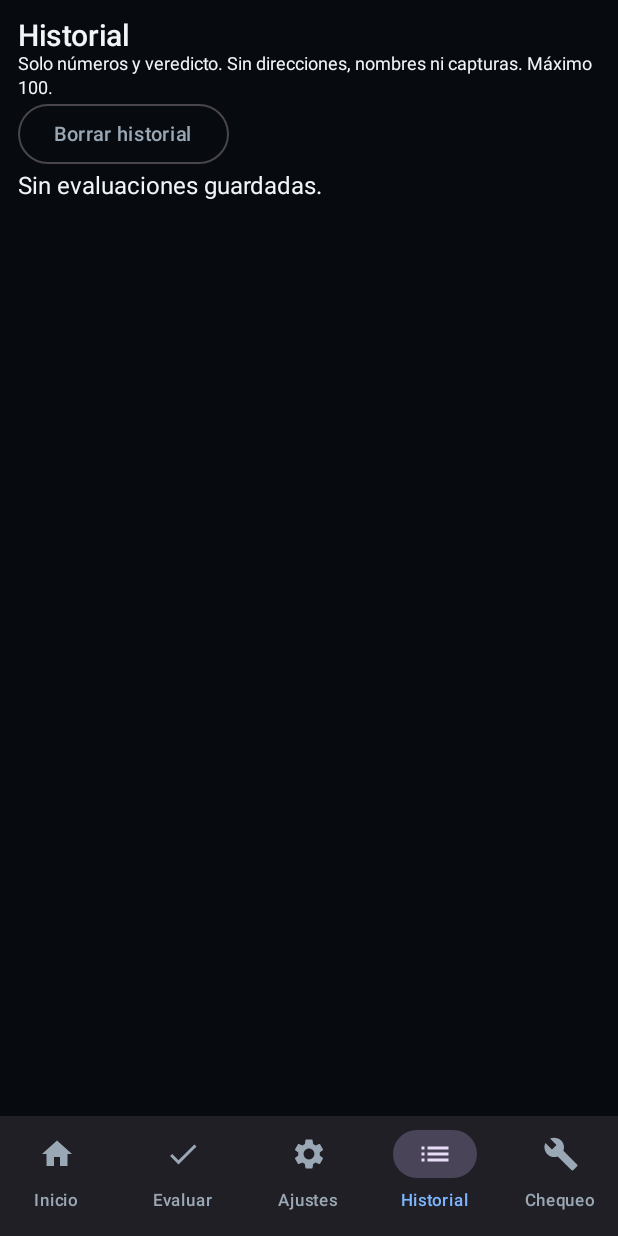
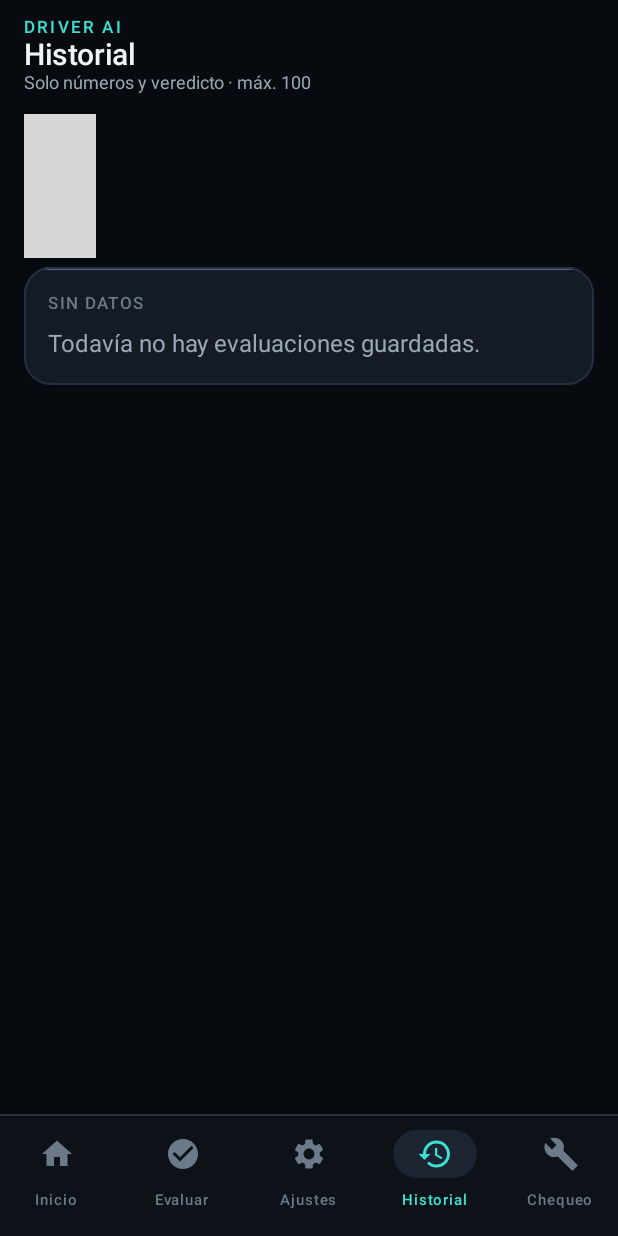
Before and after one commit to AlanGalarzaStanley/driverai-bridge, an Android app built with Jetpack Compose: the screen it shows after launch (MainActivity), item 4 of the bottom bar chosen, on a phone screen of 412 x 824 dp. Run offline under Robolectric (Android 15) with nearby library versions, the phone set to English and light mode, and no system bars; 2 statements that could not run were skipped; grey boxes are pictures that could not be loaded.

Commit message:
ui: aplicar Cockpit a MainActivity, Historial, Evaluar, Ajustes y Chequeo

```diff
--- a/app/src/main/java/ar/driverai/bridge/ui/HistoryScreen.kt
+++ b/app/src/main/java/ar/driverai/bridge/ui/HistoryScreen.kt
@@ -1,19 +1,20 @@
 package ar.driverai.bridge.ui
 
+import androidx.compose.foundation.layout.Arrangement
 import androidx.compose.foundation.layout.Column
+import androidx.compose.foundation.layout.Row
 import androidx.compose.foundation.layout.fillMaxSize
-import androidx.compose.foundation.layout.padding
+import androidx.compose.foundation.layout.fillMaxWidth
 import androidx.compose.foundation.lazy.LazyColumn
 import androidx.compose.foundation.lazy.items
 import androidx.compose.material3.MaterialTheme
-import androidx.compose.material3.OutlinedButton
 import androidx.compose.material3.Text
 import androidx.compose.runtime.Composable
 import androidx.compose.runtime.collectAsState
 import androidx.compose.runtime.getValue
 import androidx.compose.runtime.rememberCoroutineScope
 import androidx.compose.ui.Modifier
-import androidx.compose.ui.unit.dp
+import androidx.compose.ui.text.font.FontWeight
 import ar.driverai.bridge.DriverAiApp
 import ar.driverai.bridge.engine.Fmt
 import ar.driverai.bridge.engine.Verdict
@@ -28,20 +29,45 @@ fun HistoryScreen() {
     val scope = rememberCoroutineScope()
     val items by g.historyRepo.entries.collectAsState(initial = emptyList())
     val df = SimpleDateFormat("dd/MM HH:mm", Locale("es", "AR"))
-    Column(Modifier.fillMaxSize().padding(12.dp)) {
-        Text("Historial", style = MaterialTheme.typography.titleLarge)
-        Text("Solo números y veredicto. Sin direcciones, nombres ni capturas. Máximo 100.", style = MaterialTheme.typography.bodySmall)
-        OutlinedButton(onClick = { scope.launch { g.historyRepo.clear() } }) { Text("Borrar historial") }
-        if (items.isEmpty()) Text("Sin evaluaciones guardadas.")
-        LazyColumn {
-            items(items, key = { it.at }) { e ->
-                val v = runCatching { Verdict.valueOf(e.verdict) }.getOrDefault(Verdict.REVISAR)
-                Section("${df.format(Date(e.at))} · ${v.label}${if (e.taken) " · tomado" else ""}") {
-                    Text("${e.fare?.let { Fmt.ars(it) } ?: "—"} · ${e.totalKm?.let { Fmt.num(it) } ?: "—"} km · ${e.totalMin?.let { Fmt.num(it, 0) } ?: "—"} min")
-                    Text("${e.grossPerKm?.let { Fmt.ars(it) + "/km" } ?: "—"} · ${e.grossPerHour?.let { Fmt.ars(it) + "/h" } ?: "—"} · fuente ${e.source.name.lowercase()}", color = verdictColor(v))
-                    OutlinedButton(onClick = { scope.launch { g.historyRepo.markTaken(e.at, !e.taken) } }) { Text(if (e.taken) "Desmarcar tomado" else "Marcar tomado") }
+
+    ScreenScaffold(
+        title = "Historial",
+        subtitle = "Solo números y veredicto · máx. 100",
+    ) {
+        GhostCta("Borrar historial") { scope.launch { g.historyRepo.clear() } }
+        VSpace(10.dp)
+        if (items.isEmpty()) {
+            Section("Sin datos", accent = DriverColors.InkFaint) {
+                Text("Todavía no hay evaluaciones guardadas.", color = DriverColors.InkDim)
+            }
+        } else {
+            LazyColumn(Modifier.fillMaxSize(), verticalArrangement = Arrangement.spacedBy(0.dp)) {
+                items(items, key = { it.at }) { e ->
+                    val v = runCatching { Verdict.valueOf(e.verdict) }.getOrDefault(Verdict.REVISAR)
+                    Section("${df.format(Date(e.at))}${if (e.taken) " · TOMADO" else ""}", accent = verdictColor(v)) {
+                        Text(v.label, color = verdictColor(v), style = MaterialTheme.typography.titleMedium, fontWeight = FontWeight.Bold)
+                        VSpace(6.dp)
+                        Row(Modifier.fillMaxWidth(), horizontalArrangement = Arrangement.spacedBy(8.dp)) {
+                            MetricTile("Tarifa", e.fare?.let { Fmt.ars(it) } ?: "—", Modifier.weight(1f))
+                            MetricTile("Km", e.totalKm?.let { Fmt.num(it) } ?: "—", Modifier.weight(1f))
+                            MetricTile("Min", e.totalMin?.let { Fmt.num(it, 0) } ?: "—", Modifier.weight(1f))
+                        }
+                        VSpace(8.dp)
+                        Text(
+                            "${e.grossPerKm?.let { Fmt.ars(it) + "/km" } ?: "—"} · ${e.grossPerHour?.let { Fmt.ars(it) + "/h" } ?: "—"} · ${e.source.name.lowercase()}",
+                            style = MaterialTheme.typography.bodySmall,
+                            color = DriverColors.InkDim,
+                        )
+                        VSpace(8.dp)
+                        GhostCta(if (e.taken) "Desmarcar tomado" else "Marcar tomado") {
+                            scope.launch { g.historyRepo.markTaken(e.at, !e.taken) }
+                        }
+                    }
                 }
             }
         }
     }
 }
+
+// local import alias for dp in History
+private val Int.dp get() = androidx.compose.ui.unit.dp * this
--- a/app/src/main/java/ar/driverai/bridge/ui/MainActivity.kt
+++ b/app/src/main/java/ar/driverai/bridge/ui/MainActivity.kt
@@ -5,18 +5,23 @@ import android.os.Bundle
 import androidx.activity.ComponentActivity
 import androidx.activity.compose.setContent
 import androidx.activity.enableEdgeToEdge
+import androidx.compose.foundation.background
 import androidx.compose.foundation.layout.Box
+import androidx.compose.foundation.layout.Column
 import androidx.compose.foundation.layout.fillMaxSize
+import androidx.compose.foundation.layout.fillMaxWidth
+import androidx.compose.foundation.layout.height
 import androidx.compose.foundation.layout.padding
 import androidx.compose.material.icons.Icons
 import androidx.compose.material.icons.filled.Build
-import androidx.compose.material.icons.filled.Check
+import androidx.compose.material.icons.filled.CheckCircle
+import androidx.compose.material.icons.filled.History
 import androidx.compose.material.icons.filled.Home
-import androidx.compose.material.icons.filled.List
 import androidx.compose.material.icons.filled.Settings
 import androidx.compose.material3.Icon
 import androidx.compose.material3.NavigationBar
 import androidx.compose.material3.NavigationBarItem
+import androidx.compose.material3.NavigationBarItemDefaults
 import androidx.compose.material3.Scaffold
 import androidx.compose.material3.Text
 import androidx.compose.runtime.Composable
@@ -24,7 +29,10 @@ import androidx.compose.runtime.getValue
 import androidx.compose.runtime.mutableStateOf
 import androidx.compose.runtime.setValue
 import androidx.compose.ui.Modifier
+import androidx.compose.ui.graphics.Color
 import androidx.compose.ui.platform.testTag
+import androidx.compose.ui.text.font.FontWeight
+import androidx.compose.ui.unit.dp
 import androidx.compose.ui.unit.sp
 
 class MainActivity : ComponentActivity() {
@@ -38,7 +46,10 @@ class MainActivity : ComponentActivity() {
         setContent { DriverTheme { Root() } }
     }
 
-    override fun onNewIntent(intent: Intent) { super.onNewIntent(intent); handle(intent) }
+    override fun onNewIntent(intent: Intent) {
+        super.onNewIntent(intent)
+        handle(intent)
+    }
 
     private fun handle(i: Intent?) {
         i?.getStringExtra(EXTRA_TAB)?.let { tab = it }
@@ -49,20 +60,56 @@ class MainActivity : ComponentActivity() {
     private fun Root() {
         val tabs = listOf(
             Triple("inicio", "Inicio", Icons.Filled.Home),
-            Triple("evaluar", "Evaluar", Icons.Filled.Check),
+            Triple("evaluar", "Evaluar", Icons.Filled.CheckCircle),
             Triple("ajustes", "Ajustes", Icons.Filled.Settings),
-            Triple("historial", "Historial", Icons.Filled.List),
+            Triple("historial", "Historial", Icons.Filled.History),
             Triple("diag", "Chequeo", Icons.Filled.Build),
         )
-        Scaffold(bottomBar = {
-            NavigationBar {
-                tabs.forEach { (id, label, icon) ->
-                    NavigationBarItem(selected = tab == id, onClick = { tab = id }, icon = { Icon(icon, null) },
-                        label = { Text(label, maxLines = 1, softWrap = false, fontSize = 11.sp) }, modifier = Modifier.testTag("tab_$id"))
+        Scaffold(
+            containerColor = DriverColors.Void,
+            bottomBar = {
+                Column {
+                    Box(Modifier.fillMaxWidth().height(1.dp).background(DriverColors.Rail))
+                    NavigationBar(
+                        containerColor = DriverColors.Hull,
+                        contentColor = DriverColors.Ink,
+                        tonalElevation = 0.dp,
+                    ) {
+                        tabs.forEach { (id, label, icon) ->
+                            val selected = tab == id
+                            NavigationBarItem(
+                                selected = selected,
+                                onClick = { tab = id },
+                                icon = { Icon(icon, contentDescription = label) },
+                                label = {
+                                    Text(
+                                        label,
+                                        maxLines = 1,
+                                        softWrap = false,
+                                        fontSize = 10.sp,
+                                        fontWeight = if (selected) FontWeight.SemiBold else FontWeight.Medium,
+                                    )
+                                },
+                                colors = NavigationBarItemDefaults.colors(
+                                    selectedIconColor = DriverColors.Cyan,
+                                    selectedTextColor = DriverColors.Cyan,
+                                    unselectedIconColor = DriverColors.InkFaint,
+                                    unselectedTextColor = DriverColors.InkFaint,
+                                    indicatorColor = DriverColors.PanelRaised,
+                                ),
+                                modifier = Modifier.testTag("tab_$id"),
+                            )
+                        }
+                    }
                 }
-            }
-        }) { pad ->
-            Box(Modifier.fillMaxSize().padding(pad)) {
+            },
+        ) { pad ->
+            Box(
+                Modifier
+                    .fillMaxSize()
+                    .background(DriverColors.Void)
+                    .padding(pad),
+            ) {
                 when (tab) {
                     "inicio" -> HomeScreen(this@MainActivity)
                     "evaluar" -> EvaluateScreen(prefill) { prefill = false }
```
